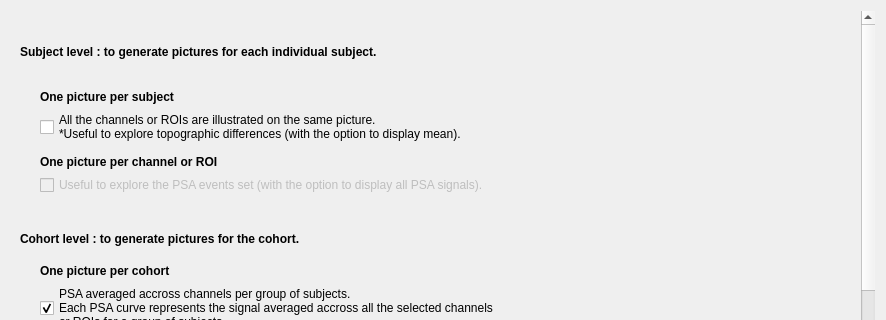
The window that tools/CEAMSTools/PSAImages/OutputFiles/Ui_OutputFiles.ui (SnoozToolbox/snooz-package-ceams) describes before a commit, drawn with Qt 5; both pictures show x 0 to 886 and y 0 to 320 of the 886 by 601 pixel window.
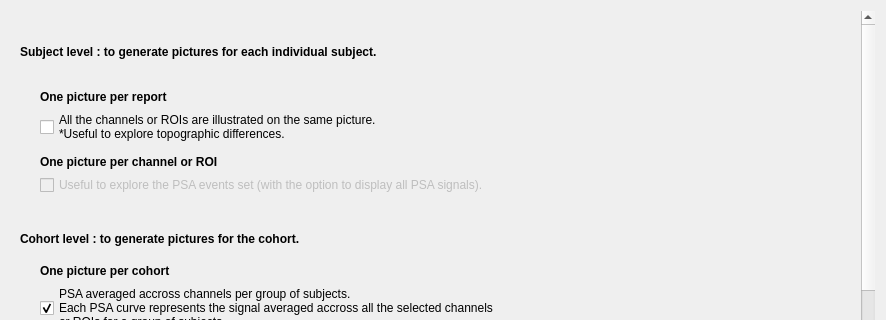
The same window after the commit.

Patch:
```diff
--- a/tools/CEAMSTools/PSAImages/OutputFiles/Ui_OutputFiles.ui
+++ b/tools/CEAMSTools/PSAImages/OutputFiles/Ui_OutputFiles.ui
@@ -65,7 +65,7 @@
       <property name="geometry">
        <rect>
         <x>0</x>
-        <y>-617</y>
+        <y>0</y>
         <width>862</width>
         <height>1200</height>
        </rect>
@@ -124,7 +124,7 @@
              <item>
               <widget class="QLabel" name="label_9">
                <property name="text">
-                <string>&lt;html&gt;&lt;head/&gt;&lt;body&gt;&lt;p&gt;&lt;span style=&quot; font-weight:600;&quot;&gt;One picture per subject&lt;/span&gt;&lt;/p&gt;&lt;/body&gt;&lt;/html&gt;</string>
+                <string>&lt;html&gt;&lt;head/&gt;&lt;body&gt;&lt;p&gt;&lt;span style=&quot; font-weight:600;&quot;&gt;One picture per report&lt;/span&gt;&lt;/p&gt;&lt;/body&gt;&lt;/html&gt;</string>
                </property>
               </widget>
              </item>
@@ -135,7 +135,7 @@
                </property>
                <property name="text">
                 <string>All the channels or ROIs are illustrated on the same picture.
-*Useful to explore topographic differences (with the option to display mean).</string>
+*Useful to explore topographic differences.</string>
                </property>
               </widget>
              </item>
```
Left out of the diff: 2 changed lines with no effect on the pictures.
